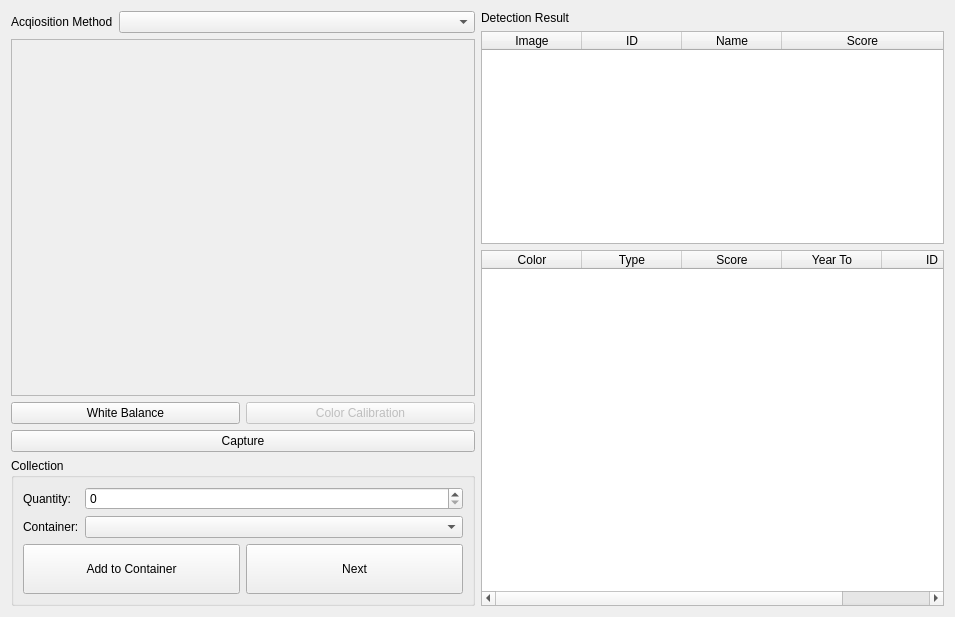
Before: the Qt Designer form ui/addFromCameraWidget.ui in Syadon/BrickCollectionManager, drawn with Qt 5.
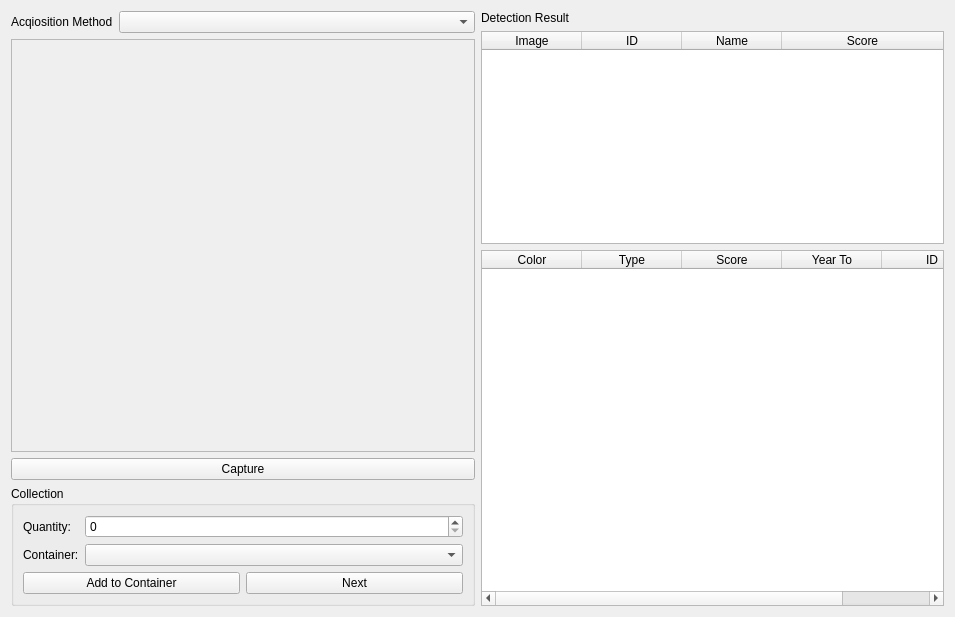
After: the same form once the commit is applied.

Commit message: Better camera management using qtmultimedia

```diff
--- a/ui/addFromCameraWidget.ui
+++ b/ui/addFromCameraWidget.ui
@@ -43,30 +43,6 @@
              </property>
             </widget>
            </item>
-           <item>
-            <layout class="QHBoxLayout" name="calibsLayout">
-             <item>
-              <widget class="QPushButton" name="whiteBalanceButton">
-               <property name="text">
-                <string>White Balance</string>
-               </property>
-               <property name="checkable">
-                <bool>true</bool>
-               </property>
-              </widget>
-             </item>
-             <item>
-              <widget class="QPushButton" name="colorCalibButton">
-               <property name="enabled">
-                <bool>false</bool>
-               </property>
-               <property name="text">
-                <string>Color Calibration</string>
-               </property>
-              </widget>
-             </item>
-            </layout>
-           </item>
            <item>
             <widget class="QPushButton" name="captureButton">
              <property name="text">
@@ -113,7 +89,7 @@
                 <property name="minimumSize">
                  <size>
                   <width>0</width>
-                  <height>50</height>
+                  <height>0</height>
                  </size>
                 </property>
                 <property name="text">
@@ -126,7 +102,7 @@
                 <property name="minimumSize">
                  <size>
                   <width>0</width>
-                  <height>50</height>
+                  <height>0</height>
                  </size>
                 </property>
                 <property name="text">
```
The commit also changes 4 other files.
